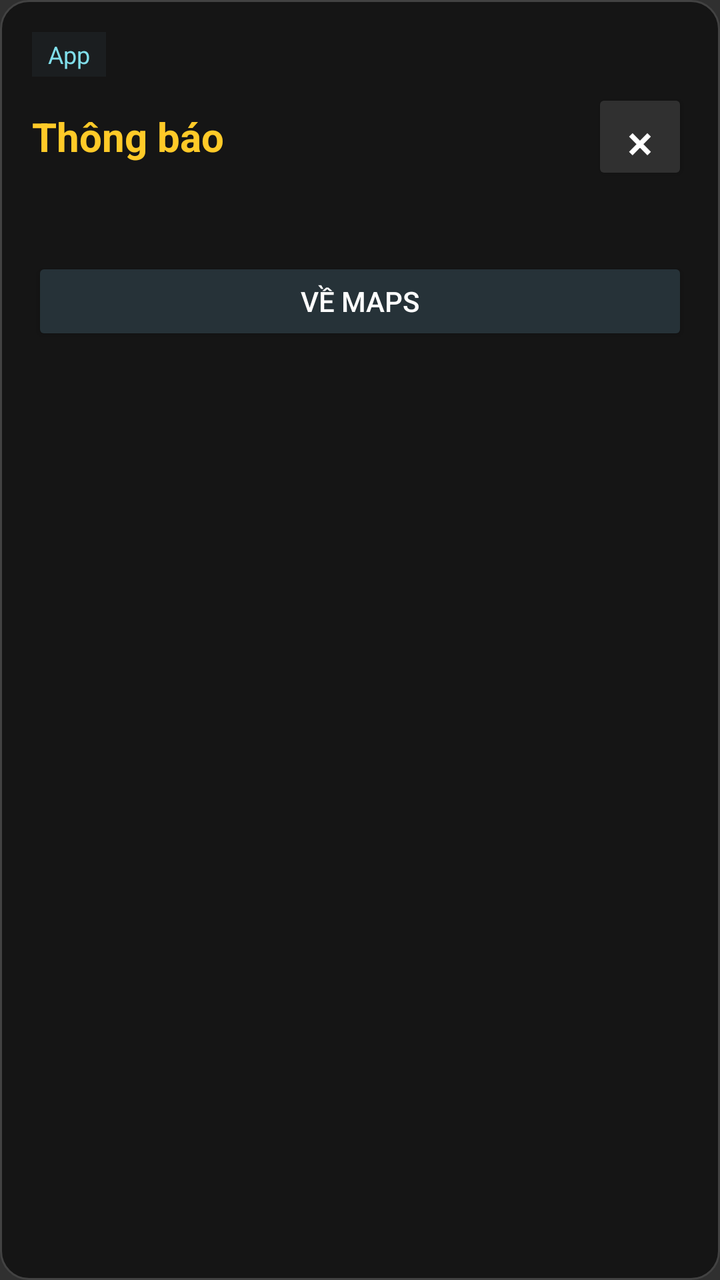
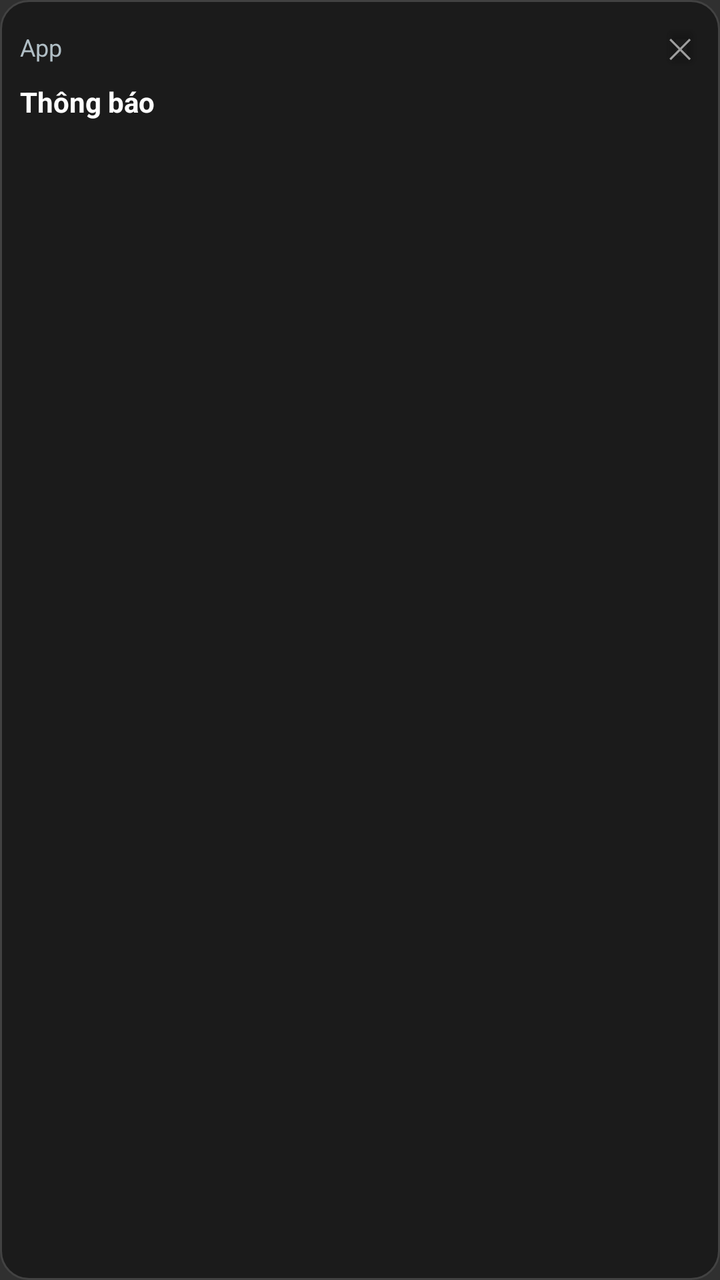

An Android layout rendered at two revisions. The XML below is the earlier revision; the diff shows what the commit changed to produce the second picture.
<!-- AndroidManifest.xml: application theme Theme.AppCompat.NoActionBar -->
<!-- res/layout/overlay_notification.xml -->
<?xml version="1.0" encoding="utf-8"?>
<LinearLayout xmlns:android="http://schemas.android.com/apk/res/android"
    android:id="@+id/overlayCard"
    android:layout_width="match_parent" android:layout_height="wrap_content"
    android:orientation="vertical" android:padding="16dp"
    android:background="@drawable/overlay_notification_card">
    <TextView android:id="@+id/tvAppName" android:layout_width="wrap_content" android:layout_height="wrap_content" android:layout_marginBottom="6dp"
        android:paddingStart="8dp" android:paddingEnd="8dp" android:paddingTop="3dp" android:paddingBottom="3dp"
        android:background="#263F5362" android:text="App" android:textColor="#80DEEA" android:textSize="12sp" />
    <LinearLayout android:layout_width="match_parent" android:layout_height="wrap_content" android:gravity="center_vertical" android:orientation="horizontal">
        <TextView android:id="@+id/tvOverlaySender" android:layout_width="0dp" android:layout_height="wrap_content" android:layout_weight="1"
            android:text="Thông báo" android:textColor="#FFCA28" android:textSize="20sp" android:textStyle="bold" />
        <Button android:id="@+id/btnOverlayClose" android:layout_width="48dp" android:layout_height="48dp" android:minWidth="0dp" android:minHeight="0dp"
            android:text="×" android:textColor="#FFFFFF" android:textSize="24sp" android:backgroundTint="#303030" />
    </LinearLayout>
    <TextView android:id="@+id/tvOverlayMessage" android:layout_width="match_parent" android:layout_height="wrap_content" android:layout_marginTop="6dp"
        android:textColor="#FFFFFF" android:textSize="18sp" />
    <LinearLayout android:id="@+id/layoutActions" android:layout_width="match_parent" android:layout_height="wrap_content" android:orientation="vertical" />
    <Button android:id="@+id/btnOverlayBackToMaps" android:layout_width="match_parent" android:layout_height="44dp" android:layout_marginTop="6dp"
        android:text="Về Maps" android:textColor="#FFFFFF" android:backgroundTint="#263238" />
</LinearLayout>
<!-- resources referenced by this layout -->
<resources>
  <!-- drawable overlay_notification_card (drawable) -->
  <?xml version="1.0" encoding="utf-8"?>
  <shape xmlns:android="http://schemas.android.com/apk/res/android" android:shape="rectangle">
      <solid android:color="#E6121212" />
      <corners android:radius="14dp" />
      <stroke android:width="1dp" android:color="#424242" />
  </shape>
</resources>

<!-- the commit's change to res/layout/overlay_notification.xml (unified diff, before → after) -->
@@ -1,21 +1,80 @@
 <?xml version="1.0" encoding="utf-8"?>
 <LinearLayout xmlns:android="http://schemas.android.com/apk/res/android"
     android:id="@+id/overlayCard"
-    android:layout_width="match_parent" android:layout_height="wrap_content"
-    android:orientation="vertical" android:padding="16dp"
+    android:layout_width="match_parent"
+    android:layout_height="wrap_content"
+    android:orientation="vertical"
+    android:padding="10dp"
     android:background="@drawable/overlay_notification_card">
-    <TextView android:id="@+id/tvAppName" android:layout_width="wrap_content" android:layout_height="wrap_content" android:layout_marginBottom="6dp"
-        android:paddingStart="8dp" android:paddingEnd="8dp" android:paddingTop="3dp" android:paddingBottom="3dp"
-        android:background="#263F5362" android:text="App" android:textColor="#80DEEA" android:textSize="12sp" />
-    <LinearLayout android:layout_width="match_parent" android:layout_height="wrap_content" android:gravity="center_vertical" android:orientation="horizontal">
-        <TextView android:id="@+id/tvOverlaySender" android:layout_width="0dp" android:layout_height="wrap_content" android:layout_weight="1"
-            android:text="Thông báo" android:textColor="#FFCA28" android:textSize="20sp" android:textStyle="bold" />
-        <Button android:id="@+id/btnOverlayClose" android:layout_width="48dp" android:layout_height="48dp" android:minWidth="0dp" android:minHeight="0dp"
-            android:text="×" android:textColor="#FFFFFF" android:textSize="24sp" android:backgroundTint="#303030" />
+
+    <LinearLayout
+        android:layout_width="match_parent"
+        android:layout_height="wrap_content"
+        android:gravity="center_vertical"
+        android:orientation="horizontal">
+
+        <ImageView
+            android:id="@+id/ivAppIcon"
+            android:layout_width="20dp"
+            android:layout_height="20dp"
+            android:layout_marginEnd="6dp"
+            android:contentDescription="@null"
+            android:scaleType="centerCrop"
+            android:visibility="gone" />
+
+        <TextView
+            android:id="@+id/tvAppName"
+            android:layout_width="0dp"
+            android:layout_height="wrap_content"
+            android:layout_weight="1"
+            android:maxLines="1"
+            android:ellipsize="end"
+            android:text="App"
+            android:textColor="#B0BEC5"
+            android:textSize="12sp" />
+
+        <Button
+            android:id="@+id/btnClose"
+            android:layout_width="wrap_content"
+            android:layout_height="wrap_content"
+            android:minWidth="0dp"
+            android:minHeight="0dp"
+            android:padding="4dp"
+            android:backgroundTint="#001A1A1A"
+            android:text="✕"
+            android:textAllCaps="false"
+            android:textColor="#9E9E9E"
+            android:textSize="14sp" />
     </LinearLayout>
-    <TextView android:id="@+id/tvOverlayMessage" android:layout_width="match_parent" android:layout_height="wrap_content" android:layout_marginTop="6dp"
-        android:textColor="#FFFFFF" android:textSize="18sp" />
-    <LinearLayout android:id="@+id/layoutActions" android:layout_width="match_parent" android:layout_height="wrap_content" android:orientation="vertical" />
-    <Button android:id="@+id/btnOverlayBackToMaps" android:layout_width="match_parent" android:layout_height="44dp" android:layout_marginTop="6dp"
-        android:text="Về Maps" android:textColor="#FFFFFF" android:backgroundTint="#263238" />
+
+    <TextView
+        android:id="@+id/tvNotifSender"
+        android:layout_width="match_parent"
+        android:layout_height="wrap_content"
+        android:layout_marginTop="4dp"
+        android:ellipsize="end"
+        android:maxLines="1"
+        android:text="Thông báo"
+        android:textColor="#FFFFFF"
+        android:textSize="14sp"
+        android:textStyle="bold" />
+
+    <TextView
+        android:id="@+id/tvNotifMessage"
+        android:layout_width="match_parent"
+        android:layout_height="wrap_content"
+        android:layout_marginTop="2dp"
+        android:ellipsize="end"
+        android:maxLines="2"
+        android:textColor="#E0E0E0"
+        android:textSize="13sp" />
+
+    <LinearLayout
+        android:id="@+id/layoutActions"
+        android:layout_width="match_parent"
+        android:layout_height="wrap_content"
+        android:layout_marginTop="8dp"
+        android:gravity="center_vertical"
+        android:orientation="horizontal"
+        android:visibility="gone" />
 </LinearLayout>
<!-- resource entries referenced after the edit -->
@@ -3,7 +3,7 @@
   <!-- drawable overlay_notification_card (drawable) -->
   <?xml version="1.0" encoding="utf-8"?>
   <shape xmlns:android="http://schemas.android.com/apk/res/android" android:shape="rectangle">
-      <solid android:color="#E6121212" />
+      <solid android:color="#EB1A1A1A" />
       <corners android:radius="14dp" />
       <stroke android:width="1dp" android:color="#424242" />
   </shape>
